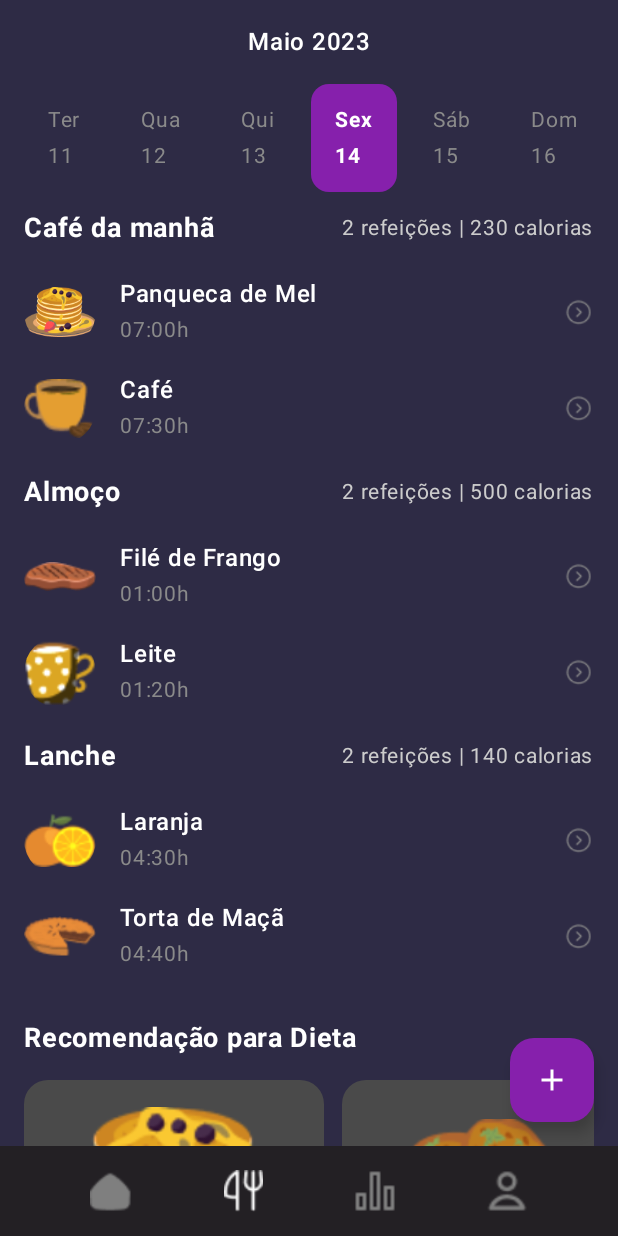
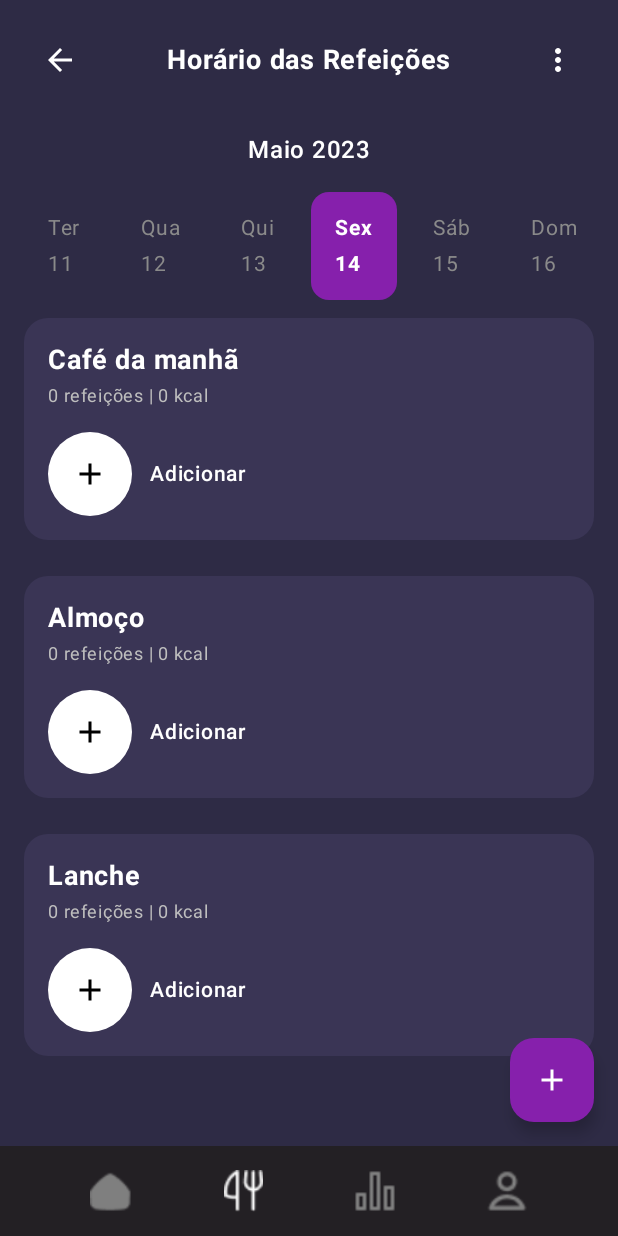
Before and after one commit to Kaueneto/LifePad, an Android app built with Jetpack Compose: the MealScheduleScreen screen opened through its navigation route, on a phone screen of 412 x 824 dp. Run offline under Robolectric (Android 15) with nearby library versions, the phone set to English and light mode, and no system bars.

Commit message:
ajustes na tela de cafe da manha e foodmain

```diff
--- a/app/src/main/java/com/example/lifepad/FoodMain.kt
+++ b/app/src/main/java/com/example/lifepad/FoodMain.kt
@@ -1,13 +1,11 @@
 package com.example.lifepad
 
-import androidx.compose.foundation.Image
 import androidx.compose.foundation.background
 import androidx.compose.foundation.clickable
 import androidx.compose.foundation.layout.*
 import androidx.compose.foundation.lazy.LazyColumn
 import androidx.compose.foundation.lazy.LazyRow
 import androidx.compose.foundation.lazy.items
-import androidx.compose.foundation.shape.CircleShape
 import androidx.compose.foundation.shape.RoundedCornerShape
 import androidx.compose.material.icons.Icons
 import androidx.compose.material.icons.filled.Add
@@ -20,56 +18,25 @@ import androidx.compose.runtime.remember
 import androidx.compose.ui.Alignment
 import androidx.compose.ui.Modifier
 import androidx.compose.ui.draw.clip
-import androidx.compose.ui.graphics.Brush
 import androidx.compose.ui.graphics.Color
-import androidx.compose.ui.res.painterResource
 import androidx.compose.ui.text.font.FontWeight
 import androidx.compose.ui.unit.dp
 import androidx.compose.ui.unit.sp
 import androidx.navigation.NavController
-import com.example.lifepad.RecommendedFood
-
 
 data class FoodMain(val name: String, val time: String, val imageRes: Int)
 data class MealSection(val title: String, val info: String, val items: List<FoodMain>)
-data class RecommendedFood(
-    val name: String,
-    val difficulty: String,
-    val time: String,
-    val calories: String,
-    val image: Int,
-    val buttonColor: Color
-)
 
 @Composable
 fun MealScheduleScreen(navController: NavController) {
+    val breakfastItems: List<FoodMain> = emptyList()
+    val lunchItems: List<FoodMain> = emptyList()
+    val snackItems: List<FoodMain> = emptyList()
+
     val mealSections = listOf(
-        MealSection(
-            "Café da manhã", "2 refeições | 230 calorias",
-            listOf(
-                FoodMain("Panqueca de Mel", "07:00h", R.drawable.panqueca),
-                FoodMain("Café", "07:30h", R.drawable.cafe)
-            )
-        ),
-        MealSection(
-            "Almoço", "2 refeições | 500 calorias",
-            listOf(
-                FoodMain("Filé de Frango", "01:00h", R.drawable.frango),
-                FoodMain("Leite", "01:20h", R.drawable.leite)
-            )
-        ),
-        MealSection(
-            "Lanche", "2 refeições | 140 calorias",
-            listOf(
-                FoodMain("Laranja", "04:30h", R.drawable.laranja),
-                FoodMain("Torta de Maçã", "04:40h", R.drawable.torta_maca)
-            )
-        )
-    )
-
-    val recommendedFoods = listOf(
-        RecommendedFood("Panqueca de Mel", "Fácil", "30mins", "180kCal", R.drawable.panqueca, Color(0xFF26A69A)),
-        RecommendedFood("Roti Canai", "Fácil", "20mins", "230kCal", R.drawable.iconroti, Color(0xFF7B1FA2))
+        MealSection("Café da manhã", "0 refeições | 0 kcal", breakfastItems),
+        MealSection("Almoço", "0 refeições | 0 kcal", lunchItems),
+        MealSection("Lanche", "0 refeições | 0 kcal", snackItems)
     )
 
     Scaffold(
@@ -82,9 +49,7 @@ fun MealScheduleScreen(navController: NavController) {
                 Icon(Icons.Default.Add, contentDescription = "Adicionar Refeição", tint = Color.White)
             }
         },
-        bottomBar = {
-            CustomBottomNavigation(navController = navController)
-        }
+        bottomBar = { CustomBottomNavigation(navController = navController) }
     ) { paddingValues ->
         LazyColumn(
             modifier = Modifier
@@ -92,123 +57,115 @@ fun MealScheduleScreen(navController: NavController) {
                 .padding(paddingValues)
                 .padding(horizontal = 16.dp)
         ) {
+            item { MealHeader(navController) }
             item { DateSelector() }
 
-            mealSections.forEach { section ->
-                item {
-                    SectionHeader(
-                        title = section.title,
-                        info = section.info,
-                        onTitleClick = {
+            items(mealSections.size) { index ->
+                val section = mealSections[index]
+                MealSectionCard(
+                    section = section,
+                    onAddClick = {
                         if (section.title == "Café da manhã") {
                             navController.navigate("breakfast")
                         }
                     }
                 )
             }
-                items(section.items) { food ->
-                    MealItem(food) { navController.navigate("mealDetail/${food.name}") }
-                }
-            }
 
-            item {
-                Spacer(Modifier.height(24.dp))
-                Text(
-                    "Recomendação para Dieta",
-                    color = Color.White,
-                    fontSize = 18.sp,
-                    fontWeight = FontWeight.Bold
-                )
-                Spacer(Modifier.height(16.dp))
-            }
-            item {
-                LazyRow(horizontalArrangement = Arrangement.spacedBy(12.dp)) {
-                    items(recommendedFoods) { food ->
-                        RecommendedFoodCard(food) { navController.navigate("mealDetail/${food.name}") }
-                    }
-                }
-            }
             item { Spacer(Modifier.height(80.dp)) }
         }
     }
 }
 
 @Composable
-fun SectionHeader(title: String, info: String, onTitleClick: () -> Unit) {
+fun MealHeader(navController: NavController) {
     Row(
         modifier = Modifier
             .fillMaxWidth()
-            .clickable(onClick = onTitleClick)
-            .padding(vertical = 12.dp),
-        horizontalArrangement = Arrangement.SpaceBetween,
-        verticalAlignment = Alignment.CenterVertically
+            .padding(top = 16.dp, bottom = 8.dp),
+        verticalAlignment = Alignment.CenterVertically,
+        horizontalArrangement = Arrangement.SpaceBetween
     ) {
-        Text(title, color = Color.White, fontWeight = FontWeight.Bold, fontSize = 18.sp)
-        Text(info, color = Color.LightGray, fontSize = 14.sp)
+        IconButton(onClick = { navController.popBackStack() }) {
+            Icon(
+                imageVector = Icons.Default.ArrowBack,
+                contentDescription = "Voltar",
+                tint = Color.White
+            )
+        }
+        Text(
+            text = "Horário das Refeições",
+            color = Color.White,
+            fontSize = 18.sp,
+            fontWeight = FontWeight.Bold
+        )
+        IconButton(onClick = { }) {
+            Icon(
+                imageVector = Icons.Default.MoreVert,
+                contentDescription = "Menu",
+                tint = Color.White
+            )
+        }
     }
 }
 
 @Composable
-fun MealItem(food: FoodMain, onClick: () -> Unit) {
-    Row(
+fun MealSectionCard(
+    section: MealSection,
+    onAddClick: () -> Unit
+) {
+    Column(
         modifier = Modifier
             .fillMaxWidth()
-            .padding(vertical = 8.dp),
+            .padding(vertical = 12.dp)
+            .clip(RoundedCornerShape(16.dp))
+            .background(Color(0xFF3A3555))
+            .padding(16.dp)
+    ) {
+        Row(
+            modifier = Modifier.fillMaxWidth(),
+            horizontalArrangement = Arrangement.SpaceBetween,
             verticalAlignment = Alignment.CenterVertically
         ) {
-        Image(
-            painter = painterResource(id = food.imageRes),
-            contentDescription = food.name,
-            modifier = Modifier
-                .size(48.dp)
-                .clip(CircleShape)
+            Column {
+                Text(
+                    section.title,
+                    color = Color.White,
+                    fontSize = 18.sp,
+                    fontWeight = FontWeight.Bold
                 )
-        Spacer(Modifier.width(16.dp))
-        Column(modifier = Modifier.weight(1f)) {
-            Text(food.name, color = Color.White, fontSize = 16.sp, fontWeight = FontWeight.Medium)
-            Text(food.time, color = Color(0xFF8A8A8A), fontSize = 14.sp)
-        }
-        Icon(
-            painter = painterResource(R.drawable.icon_forward),
-            contentDescription = "Detalhes",
-            tint = Color(0xFF8A8A8A),
-            modifier = Modifier
-                .size(20.dp)
-                .clickable(onClick = onClick)
+                Text(
+                    section.info,
+                    color = Color(0xFFBEBEBE),
+                    fontSize = 12.sp
                 )
             }
         }
 
-@Composable
-fun RecommendedFoodCard(food: RecommendedFood, onViewClick: () -> Unit) {
-    Card(
-        shape = RoundedCornerShape(16.dp),
-        colors = CardDefaults.cardColors(containerColor = Color(0xFF4A4A4A)),
+        Spacer(Modifier.height(12.dp))
+
+        Row(verticalAlignment = Alignment.CenterVertically) {
+            Box(
                 modifier = Modifier
-            .width(200.dp)
-            .height(260.dp)
+                    .size(56.dp)
+                    .clip(RoundedCornerShape(50))
+                    .background(Color.White)
+                    .clickable(onClick = onAddClick),
+                contentAlignment = Alignment.Center
             ) {
-        Column(modifier = Modifier.padding(16.dp)) {
-            Image(
-                painter = painterResource(food.image),
-                contentDescription = food.name,
-                modifier = Modifier
-                    .fillMaxWidth()
-                    .height(120.dp)
-                    .clip(RoundedCornerShape(12.dp))
+                Icon(
+                    imageVector = Icons.Default.Add,
+                    contentDescription = "Adicionar",
+                    tint = Color.Black
                 )
-            Spacer(Modifier.height(12.dp))
-            Text(food.name, color = Color.White, fontSize = 16.sp, fontWeight = FontWeight.Bold)
-            Text("${food.difficulty} | ${food.time} | ${food.calories}", color = Color(0xFF8A8A8A), fontSize = 12.sp)
-            Spacer(Modifier.weight(1f))
-            Button(
-                onClick = onViewClick,
-                colors = ButtonDefaults.buttonColors(containerColor = food.buttonColor),
-                shape = RoundedCornerShape(50),
-                modifier = Modifier.fillMaxWidth()
-            ) {
-                Text("Ver", color = Color.White)
             }
+            Spacer(Modifier.width(12.dp))
+            Text(
+                text = "Adicionar",
+                color = Color.White,
+                fontSize = 14.sp,
+                fontWeight = FontWeight.Medium
+            )
         }
     }
 }
@@ -225,7 +182,12 @@ fun DateSelector() {
                 .padding(vertical = 16.dp),
             horizontalArrangement = Arrangement.Center
         ) {
-            Text("Maio 2023", color = Color.White, fontSize = 16.sp, fontWeight = FontWeight.Medium)
+            Text(
+                "Maio 2023",
+                color = Color.White,
+                fontSize = 16.sp,
+                fontWeight = FontWeight.Medium
+            )
         }
 
         LazyRow(horizontalArrangement = Arrangement.spacedBy(8.dp)) {
@@ -233,12 +195,12 @@ fun DateSelector() {
                 val selected = index == selectedIndex.value
                 Box(
                     modifier = Modifier
+                        .clip(RoundedCornerShape(12.dp))
                         .background(
-                            if (selected) Color(0xFF8620AC) else Color.Transparent,
-                            shape = RoundedCornerShape(12.dp)
+                            if (selected) Color(0xFF8620AC) else Color.Transparent
                         )
-                        .padding(horizontal = 16.dp, vertical = 12.dp)
-                        .clickable { selectedIndex.value = index },
+                        .clickable { selectedIndex.value = index }
+                        .padding(horizontal = 16.dp, vertical = 12.dp),
                     contentAlignment = Alignment.Center
                 ) {
                     Text(
```
Also changed, not shown: app/src/main/java/com/example/lifepad/BreakfastScreen.kt (+48 -172 lines). Lines whose indentation alone changed are shown as unchanged.
